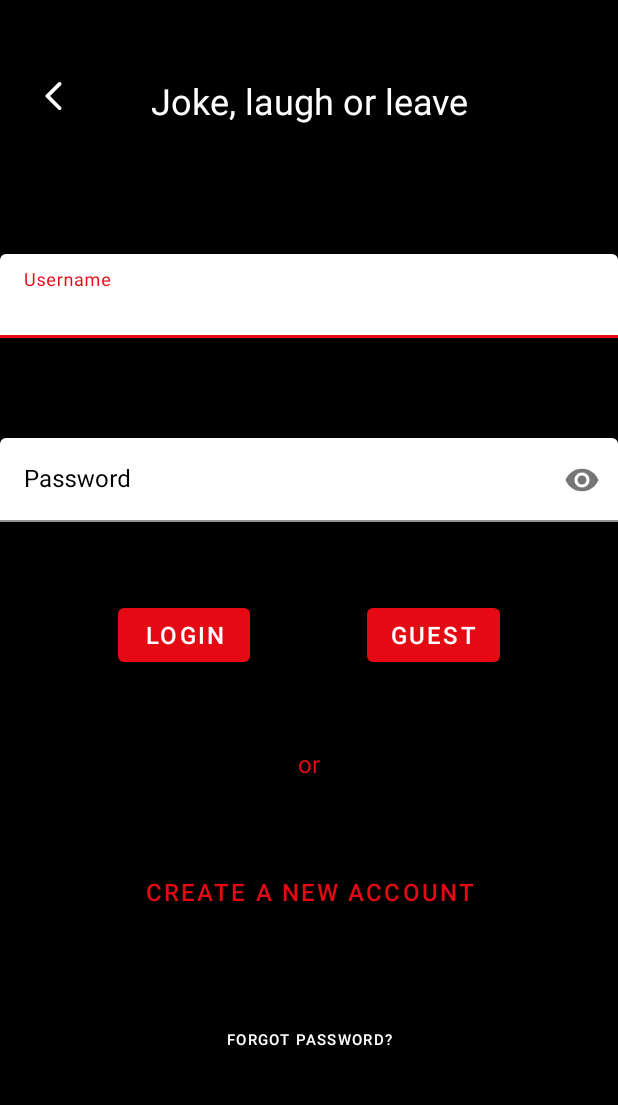
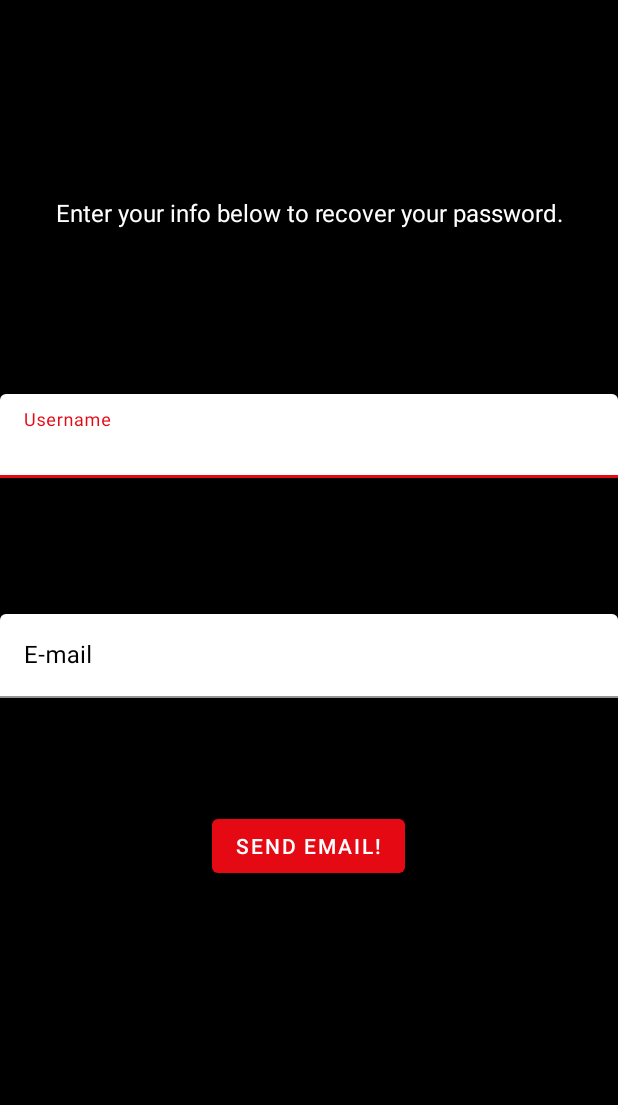
Before and after one commit to AntonisAthanasiadis/Foodflix, an Android app: the screen it shows after launch (MainActivity before the commit, forgotActivity after it), after a tap on "FORGOT PASSWORD?", on a phone screen of 412 x 824 dp, the part 84-1189 px from its top. Run offline under Robolectric (Android 15) with nearby library versions, the phone set to English and light mode, and no system bars; our stand-ins replace Room's generated code.

Commit message:
Created a new function for people who forget a lot.

```diff
--- a/app/src/main/AndroidManifest.xml
+++ b/app/src/main/AndroidManifest.xml
@@ -32,6 +32,10 @@
             android:name=".RecyclerView.SecondActivity"
             android:exported="false" />
 
+        <activity
+            android:name=".forgotActivity"
+            android:exported="false" />
+
         <activity android:name=".RecyclerView.MainPageRecycler"
             android:exported="true"/>
 
@@ -39,16 +43,16 @@
             android:name=".MainActivity"
             android:exported="true"
             android:windowSoftInputMode="adjustResize" >
-            <intent-filter>
-                <action android:name="android.intent.action.MAIN" />
 
-                <category android:name="android.intent.category.LAUNCHER" />
-            </intent-filter>
         </activity>
         <activity
             android:name=".SplashScreenActivity"
             android:exported="true"
             android:theme="@style/SplashTheme">
+            <intent-filter>
+                <action android:name="android.intent.action.MAIN" />
+                <category android:name="android.intent.category.LAUNCHER" />
+            </intent-filter>
         </activity>
         <activity
             android:name=".Network.NetWorkActivity"
--- a/app/src/main/java/org/future/foodflix/MainActivity.java
+++ b/app/src/main/java/org/future/foodflix/MainActivity.java
@@ -114,7 +114,8 @@ public class MainActivity extends BaseActivities {
         forgotbtn.setOnClickListener(new View.OnClickListener() {
             @Override
             public void onClick(View v) {
-                Toast.makeText(MainActivity.this,"Forgot button clicked!",Toast.LENGTH_SHORT).show();
+                Intent intent = new Intent(MainActivity.this,forgotActivity.class);
+                startActivityForResult(intent,2000);
             }
         });
 
@@ -144,7 +145,6 @@ public class MainActivity extends BaseActivities {
 
     @Override
     public void onBackPressed() {
-        Toast.makeText(MainActivity.this,"Forgot button clicked",Toast.LENGTH_SHORT).show();
         super.onBackPressed();
     }
 
--- /dev/null
+++ b/app/src/main/java/org/future/foodflix/forgotActivity.java
@@ -0,0 +1,56 @@
+package org.future.foodflix;
+
+import android.content.Intent;
+import android.net.Uri;
+import android.view.View;
+import android.widget.Button;
+
+import com.google.android.material.textfield.TextInputEditText;
+
+public class forgotActivity extends BaseActivities{
+    @Override
+    public int getLayoutId() {
+        return R.layout.send_email;
+    }
+
+    @Override
+    public void useUIElements() {
+
+        Button send = findViewById(R.id.sendEmailButton);
+        send.setOnClickListener(new View.OnClickListener() {
+            @Override
+            public void onClick(View v) {
+                if (isDestroyed()||isFinishing()){
+                    return;
+                }
+
+                TextInputEditText user = findViewById(R.id.nameInput);
+                String name = user.getText().toString();
+
+                TextInputEditText e_mail = findViewById(R.id.emailInput);
+                String mail = e_mail.getText().toString();
+                String[] support_mail = {"foodflix@gmail.com"};
+
+                Intent email = new Intent(Intent.ACTION_SEND);
+                email.setData(Uri.parse("mailto:"));
+                email.setType("text/plain");
+                email.putExtra(Intent.EXTRA_EMAIL, support_mail);
+                email.putExtra(Intent.EXTRA_SUBJECT, "Foodflix Password Recovery");
+                email.putExtra(Intent.EXTRA_TEXT, "My name is " + name + " my email address is " + mail + " and I ate my password!");
+                startActivity(Intent.createChooser(email, "Choose an Email client:"));
+            }
+        });
+
+
+    }
+
+    @Override
+    public void startOperations() {
+
+    }
+
+    @Override
+    public void stopOperations() {
+
+    }
+}
--- /dev/null
+++ b/app/src/main/res/layout/send_email.xml
@@ -0,0 +1,70 @@
+<?xml version="1.0" encoding="utf-8"?>
+<androidx.constraintlayout.widget.ConstraintLayout xmlns:android="http://schemas.android.com/apk/res/android"
+    xmlns:app="http://schemas.android.com/apk/res-auto"
+    xmlns:tools="http://schemas.android.com/tools"
+    android:layout_width="match_parent"
+    android:layout_height="match_parent"
+    android:background="#000000">
+
+    <TextView
+        android:id="@+id/forgotText"
+        android:layout_width="wrap_content"
+        android:layout_height="wrap_content"
+        android:text="Enter your info below to recover your password."
+        android:textColor="@color/white"
+        android:textSize="16sp"
+        app:layout_constraintBottom_toBottomOf="parent"
+        app:layout_constraintEnd_toEndOf="parent"
+        app:layout_constraintHorizontal_bias="0.500"
+        app:layout_constraintStart_toStartOf="parent"
+        app:layout_constraintTop_toTopOf="parent"
+        app:layout_constraintVertical_bias="0.175" />
+
+    <com.google.android.material.textfield.TextInputLayout
+        android:id="@+id/nameLayout"
+        android:layout_width="match_parent"
+        android:layout_height="wrap_content"
+        android:layout_marginTop="@dimen/med_pad"
+        android:hint="@string/Username"
+        android:textColorHint="@color/black"
+        app:boxBackgroundColor="@color/white"
+        app:layout_constraintBottom_toTopOf="@id/emailLayout"
+        app:layout_constraintTop_toBottomOf="@id/forgotText">
+
+        <com.google.android.material.textfield.TextInputEditText
+            android:id="@+id/nameInput"
+            android:layout_width="match_parent"
+            android:layout_height="wrap_content"
+            android:inputType="textEmailAddress" />
+    </com.google.android.material.textfield.TextInputLayout>
+
+    <com.google.android.material.textfield.TextInputLayout
+        android:id="@+id/emailLayout"
+        android:layout_width="match_parent"
+        android:layout_height="wrap_content"
+        android:layout_marginTop="@dimen/min_pad"
+        android:hint="E-mail"
+        android:textColorHint="@color/black"
+        app:boxBackgroundColor="@color/white"
+        app:layout_constraintBottom_toTopOf="@id/sendEmailButton"
+        app:layout_constraintTop_toBottomOf="@id/nameLayout">
+
+        <com.google.android.material.textfield.TextInputEditText
+            android:id="@+id/emailInput"
+            android:layout_width="match_parent"
+            android:layout_height="wrap_content"
+            android:inputType="text" />
+    </com.google.android.material.textfield.TextInputLayout>
+
+    <Button
+        android:id="@+id/sendEmailButton"
+        android:layout_width="wrap_content"
+        android:layout_height="wrap_content"
+        android:layout_marginBottom="180dp"
+        android:text="Send Email!"
+        app:layout_constraintBottom_toBottomOf="parent"
+        app:layout_constraintEnd_toEndOf="parent"
+        app:layout_constraintHorizontal_bias="0.498"
+        app:layout_constraintStart_toStartOf="parent" />
+
+</androidx.constraintlayout.widget.ConstraintLayout>
```
